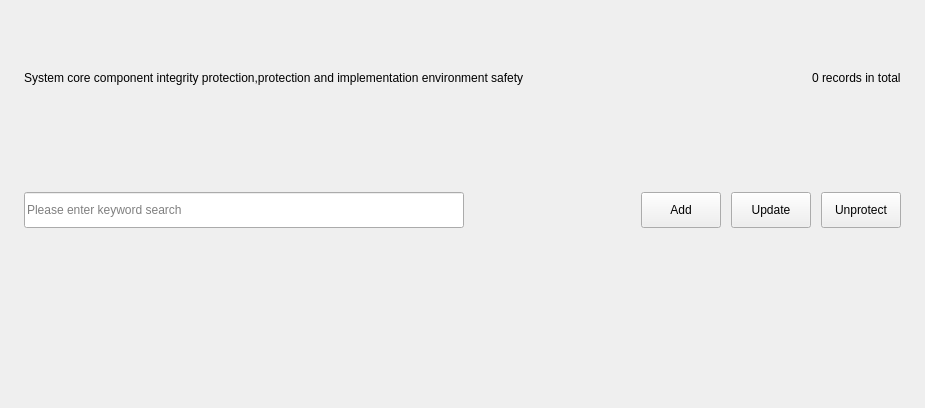
This is src/ui/tp/tp-execute.ui in openeuler-mirror/ks-ssr as Qt 5 draws it before an edit. The edited form follows.
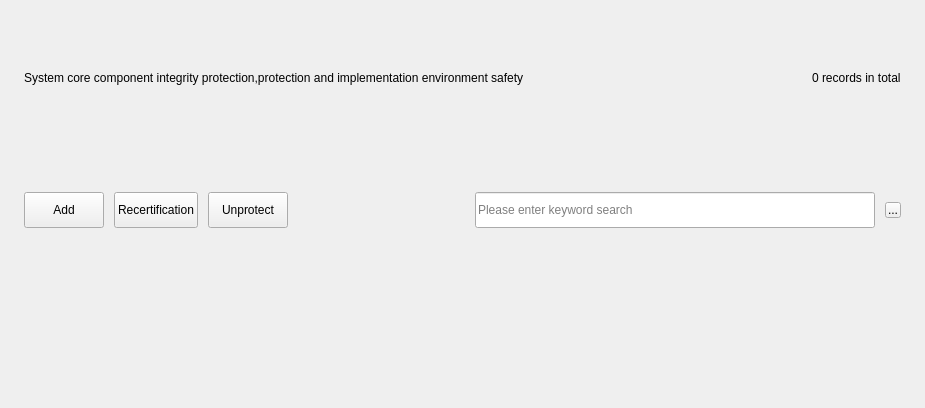
This is the edited form. Custom widgets are drawn as their Qt base class.

Commit message: feature(kss) : Add trusted settings page and reauthenticate button. - 添加重新认证按钮以及刷新按钮(#3605) - 添加可信设置界面以及后台逻辑实现(#3569)

```diff
--- a/src/ui/tp/tp-execute.ui
+++ b/src/ui/tp/tp-execute.ui
@@ -82,7 +82,7 @@
        <number>0</number>
       </property>
       <item>
-       <widget class="QLineEdit" name="m_search">
+       <widget class="QPushButton" name="m_add">
         <property name="sizePolicy">
          <sizepolicy hsizetype="Fixed" vsizetype="Fixed">
           <horstretch>0</horstretch>
@@ -91,18 +91,50 @@
         </property>
         <property name="minimumSize">
          <size>
-          <width>440</width>
+          <width>72</width>
           <height>36</height>
          </size>
         </property>
-        <property name="maximumSize">
+        <property name="text">
+         <string>Add</string>
+        </property>
+       </widget>
+      </item>
+      <item>
+       <widget class="QPushButton" name="m_recertification">
+        <property name="sizePolicy">
+         <sizepolicy hsizetype="Fixed" vsizetype="Fixed">
+          <horstretch>0</horstretch>
+          <verstretch>0</verstretch>
+         </sizepolicy>
+        </property>
+        <property name="minimumSize">
          <size>
-          <width>440</width>
+          <width>72</width>
           <height>36</height>
          </size>
         </property>
-        <property name="placeholderText">
-         <string>Please enter keyword search</string>
+        <property name="text">
+         <string>Recertification</string>
+        </property>
+       </widget>
+      </item>
+      <item>
+       <widget class="QPushButton" name="m_unprotect">
+        <property name="sizePolicy">
+         <sizepolicy hsizetype="Fixed" vsizetype="Fixed">
+          <horstretch>0</horstretch>
+          <verstretch>0</verstretch>
+         </sizepolicy>
+        </property>
+        <property name="minimumSize">
+         <size>
+          <width>72</width>
+          <height>36</height>
+         </size>
+        </property>
+        <property name="text">
+         <string>Unprotect</string>
         </property>
        </widget>
       </item>
@@ -120,7 +152,7 @@
        </spacer>
       </item>
       <item>
-       <widget class="QPushButton" name="m_add">
+       <widget class="QLineEdit" name="m_search">
         <property name="sizePolicy">
          <sizepolicy hsizetype="Fixed" vsizetype="Fixed">
           <horstretch>0</horstretch>
@@ -129,50 +161,31 @@
         </property>
         <property name="minimumSize">
          <size>
-          <width>72</width>
+          <width>400</width>
           <height>36</height>
          </size>
         </property>
-        <property name="text">
-         <string>Add</string>
-        </property>
-       </widget>
-      </item>
-      <item>
-       <widget class="QPushButton" name="m_update">
-        <property name="sizePolicy">
-         <sizepolicy hsizetype="Fixed" vsizetype="Fixed">
-          <horstretch>0</horstretch>
-          <verstretch>0</verstretch>
-         </sizepolicy>
-        </property>
-        <property name="minimumSize">
+        <property name="maximumSize">
          <size>
-          <width>72</width>
+          <width>440</width>
           <height>36</height>
          </size>
         </property>
-        <property name="text">
-         <string>Update</string>
+        <property name="placeholderText">
+         <string>Please enter keyword search</string>
         </property>
        </widget>
       </item>
       <item>
-       <widget class="QPushButton" name="m_unprotect">
-        <property name="sizePolicy">
-         <sizepolicy hsizetype="Fixed" vsizetype="Fixed">
-          <horstretch>0</horstretch>
-          <verstretch>0</verstretch>
-         </sizepolicy>
-        </property>
-        <property name="minimumSize">
+       <widget class="QToolButton" name="m_refresh">
+        <property name="maximumSize">
          <size>
-          <width>72</width>
-          <height>36</height>
+          <width>16</width>
+          <height>16</height>
          </size>
         </property>
         <property name="text">
-         <string>Unprotect</string>
+         <string>...</string>
         </property>
        </widget>
       </item>
```
Left out of the diff: 9 changed lines with no effect on the pictures. The commit also changes 35 other files.
